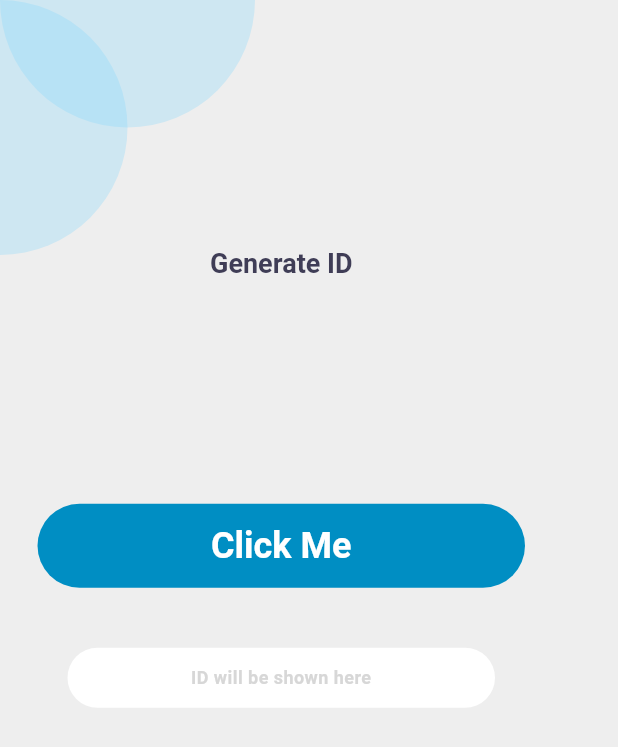
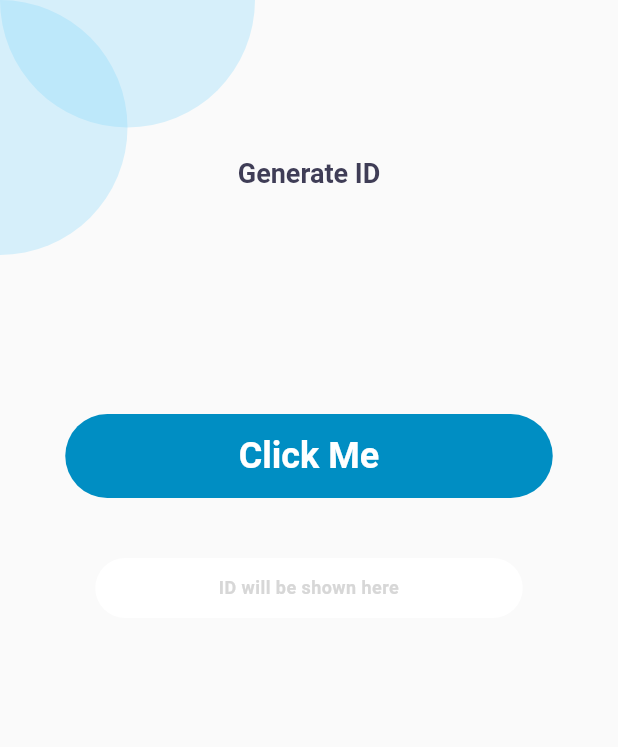
Before and after one commit to antonio-pedro99/furrl_ui_challenge, a Flutter app: the KeyPage screen opened directly, on a phone screen of 412 x 824 dp. Shown: the top 747 px of the screen. Run offline on Flutter 3.47's test engine with Material 2 defaults, Android fonts, the light colour scheme and no system bars; our stand-ins replace google_fonts; missing offline and left inert: flutter_paginator.

Commit message:
generate page responsive

```diff
--- a/lib/pages/generate.dart
+++ b/lib/pages/generate.dart
@@ -1,5 +1,6 @@
 import 'package:flutter/material.dart';
 import 'package:furrl_ui_challenge/constants.dart';
+import 'package:furrl_ui_challenge/pages/responsive/generate_mobile.dart';
 import 'package:furrl_ui_challenge/response.dart';
 import 'package:furrl_ui_challenge/services.dart';
 import 'package:furrl_ui_challenge/widgets/button.dart';
@@ -31,63 +32,11 @@ class _KeyPageState extends State<KeyPage> {
 
   @override
   Widget build(BuildContext context) {
-    return Scaffold(
-      backgroundColor: grey0,
-      body: SafeArea(
-        child: Stack(children: [
-          const BackgroundCircles(),
-          SingleChildScrollView(
-            padding: EdgeInsets.fromLTRB(
-                25, MediaQuery.of(context).size.height * .20, 25, 25),
-            child: Column(
-              crossAxisAlignment: CrossAxisAlignment.center,
-              mainAxisAlignment: MainAxisAlignment.center,
-              mainAxisSize: MainAxisSize.max,
-              children: [
-                Text(
-                  "Generate ID",
-                  textAlign: TextAlign.center,
-                  style: GoogleFonts.roboto(
-                      fontWeight: FontWeight.w700,
-                      fontStyle: FontStyle.normal,
-                      fontSize: 18,
-                      color: grey1),
-                ),
-                const SizedBox(height: 150),
-                RoundedButton(
-                    label: "Click Me",
-                    onPress: () async {
-                      var handler = await Services.getID();
-                      if (handler.hasData) {
-                        String id = handler.data as String;
-                        controllerID.text = id.substring(0, id.length - 6);
-                      } else {
-                        ScaffoldMessenger.of(context).showSnackBar(SnackBar(
-                            backgroundColor: Colors.red,
-                            content: Padding(
-                                padding: const EdgeInsets.all(8),
-                                child: Text(
-                                  (handler.error as String),
-                                ))));
-                      }
-                    }),
-                const SizedBox(height: 40),
-                EditTextField(
-                  controller: controllerID,
-                  hintText: "ID will be shown here",
-                  style: GoogleFonts.roboto(
-                      letterSpacing: .30,
-                      fontWeight: FontWeight.w700,
-                      fontStyle: FontStyle.normal,
-                      fontSize: 12,
-                      color: materialColorFromColor(
-                          const Color.fromRGBO(215, 215, 215, 1))),
-                )
-              ],
-            ),
-          )
-        ]),
-      ),
-    );
+    return LayoutBuilder(builder: (context, constraints) {
+      return Scaffold(
+          body: constraints.maxWidth <= 800
+              ? const GenerateMobile()
+              : Container());
+    });
   }
 }
--- /dev/null
+++ b/lib/pages/responsive/generate_mobile.dart
@@ -0,0 +1,90 @@
+import 'package:flutter/material.dart';
+import 'package:furrl_ui_challenge/constants.dart';
+import 'package:furrl_ui_challenge/services.dart';
+import 'package:furrl_ui_challenge/widgets/button.dart';
+import 'package:furrl_ui_challenge/widgets/circles.dart';
+import 'package:furrl_ui_challenge/widgets/edit_text.dart';
+import 'package:google_fonts/google_fonts.dart';
+
+class GenerateMobile extends StatefulWidget {
+  const GenerateMobile({Key? key}) : super(key: key);
+
+  @override
+  State<GenerateMobile> createState() => _GenerateMobileState();
+}
+
+class _GenerateMobileState extends State<GenerateMobile> {
+  late TextEditingController controllerID;
+
+  @override
+  void initState() {
+    controllerID = TextEditingController();
+    super.initState();
+  }
+
+  @override
+  void dispose() {
+    controllerID.dispose();
+    super.dispose();
+  }
+
+  @override
+  Widget build(BuildContext context) {
+    var media = MediaQuery.of(context).size;
+    return SafeArea(
+        child: Stack(
+      children: [
+        const BackgroundCircles(),
+        Positioned(
+            left: media.width * 0.05,
+            right: media.width * 0.05,
+            bottom: media.height * 0.5,
+            child: Column(
+              crossAxisAlignment: CrossAxisAlignment.center,
+              mainAxisAlignment: MainAxisAlignment.center,
+              children: [
+                Text(
+                  "Generate ID",
+                  textAlign: TextAlign.center,
+                  style: GoogleFonts.roboto(
+                      fontWeight: FontWeight.w700,
+                      fontStyle: FontStyle.normal,
+                      fontSize: 18,
+                      color: grey1),
+                ),
+                const SizedBox(height: 150),
+                RoundedButton(
+                    label: "Click Me",
+                    onPress: () async {
+                      var handler = await Services.getID();
+                      if (handler.hasData) {
+                        String id = handler.data as String;
+                        controllerID.text = id.substring(0, id.length - 6);
+                      } else {
+                        ScaffoldMessenger.of(context).showSnackBar(SnackBar(
+                            backgroundColor: Colors.red,
+                            content: Padding(
+                                padding: const EdgeInsets.all(8),
+                                child: Text(
+                                  (handler.error as String),
+                                ))));
+                      }
+                    }),
+                const SizedBox(height: 40),
+                EditTextField(
+                  controller: controllerID,
+                  hintText: "ID will be shown here",
+                  style: GoogleFonts.roboto(
+                      letterSpacing: .30,
+                      fontWeight: FontWeight.w700,
+                      fontStyle: FontStyle.normal,
+                      fontSize: 12,
+                      color: materialColorFromColor(
+                          const Color.fromRGBO(215, 215, 215, 1))),
+                )
+              ],
+            )),
+      ],
+    ));
+  }
+}
```
